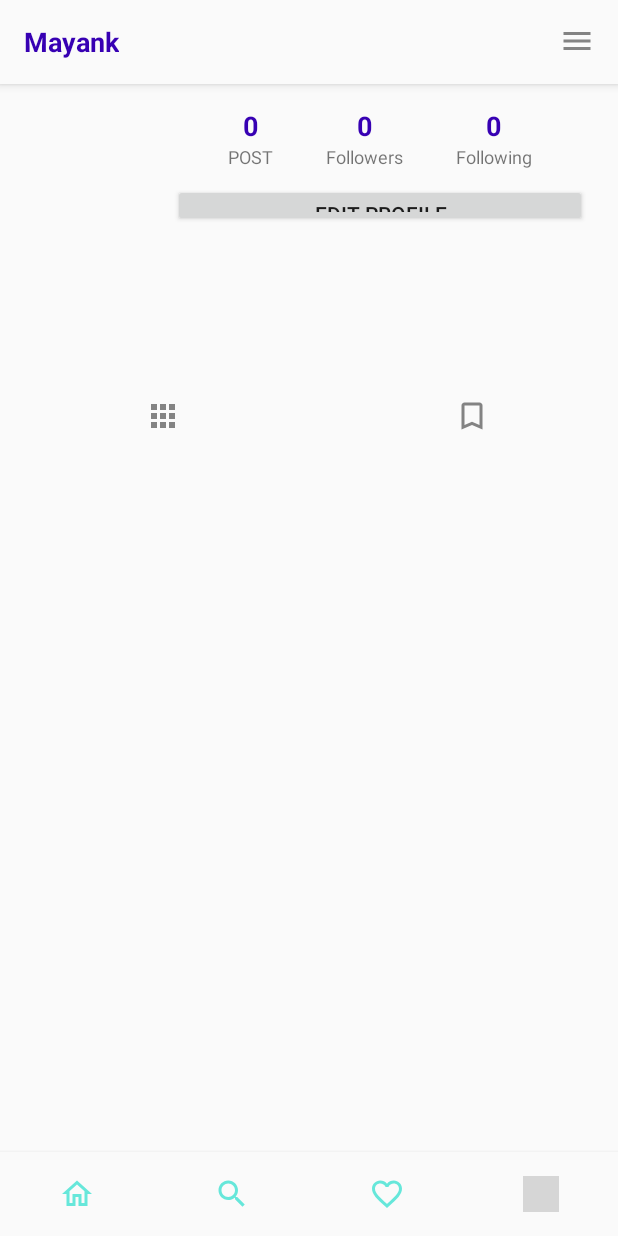
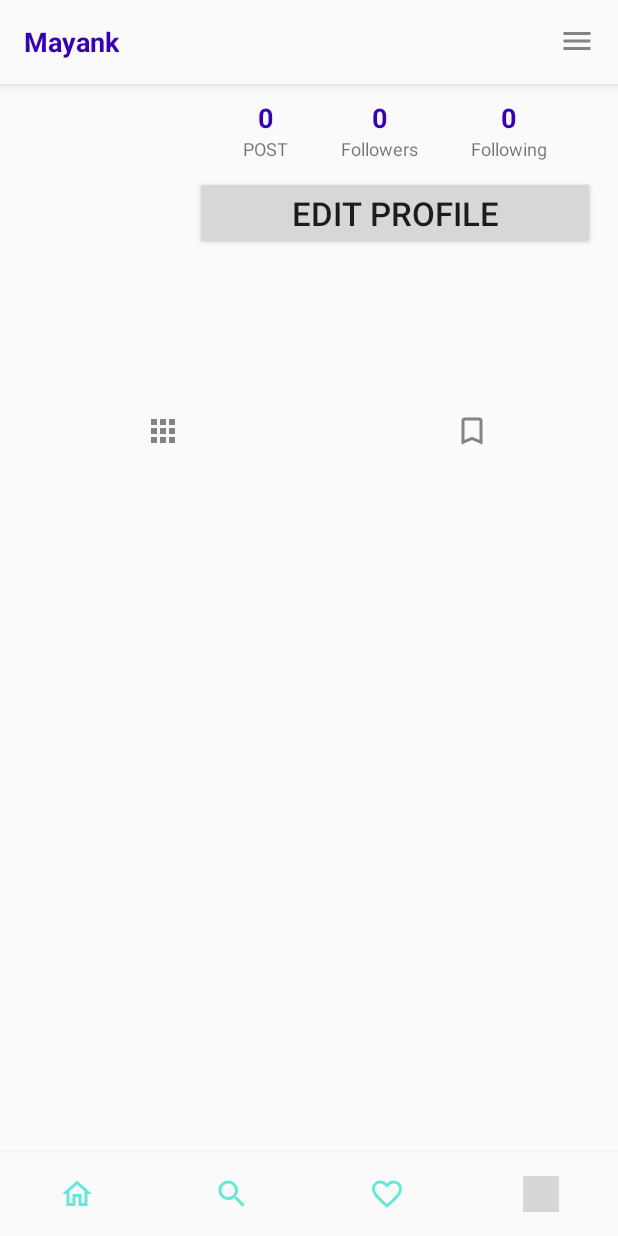
Before and after one commit to VritikaMalhotra/locsale, an Android app: the screen it shows after launch once a user with an empty profile is signed in (MainActivity), item 4 of the bottom bar chosen, on a phone screen of 412 x 824 dp. Run offline under Robolectric (Android 15) with nearby library versions, the phone set to English and light mode, and no system bars; our stand-ins replace CircleImageView, Firebase (no records; nobody signed in at launch, a user with empty details on screens opened directly), Picasso; libraries missing offline, so code that uses them is left out: com.hendraanggrian.appcompat; 4 statements that could not run were skipped; grey boxes are pictures that could not be loaded.

Commit message:
edit button set

```diff
--- a/app/src/main/res/layout/fragment_profile.xml
+++ b/app/src/main/res/layout/fragment_profile.xml
@@ -57,15 +57,15 @@
                 android:layout_height="wrap_content"
                 android:orientation="horizontal"
                 android:id="@+id/top"
-                android:padding="15dp">
+                android:padding="10dp">
                 <de.hdodenhof.circleimageview.CircleImageView
-                    android:layout_width="80dp"
-                    android:layout_height="80dp"
+                    android:layout_width="100dp"
+                    android:layout_height="100dp"
                     android:id="@+id/image_profile"/>
 
                 <LinearLayout
                     android:layout_width="match_parent"
-                    android:layout_height="80dp"
+                    android:layout_height="wrap_content"
                     android:orientation="vertical"
                     android:paddingStart="20dp"
                     android:paddingEnd="5dp">
@@ -138,11 +138,13 @@
                         </LinearLayout>
                     </LinearLayout>
                     <Button
+                        android:id="@+id/edit_profile"
                         android:layout_width="match_parent"
                         android:layout_height="wrap_content"
                         android:layout_marginTop="10dp"
-                        android:id="@+id/edit_profile"
-                        android:text="Edit Profile"/>
+                        android:text="Edit Profile"
+                        android:textSize="22sp" />
+
                 </LinearLayout>
             </LinearLayout>
 
```
